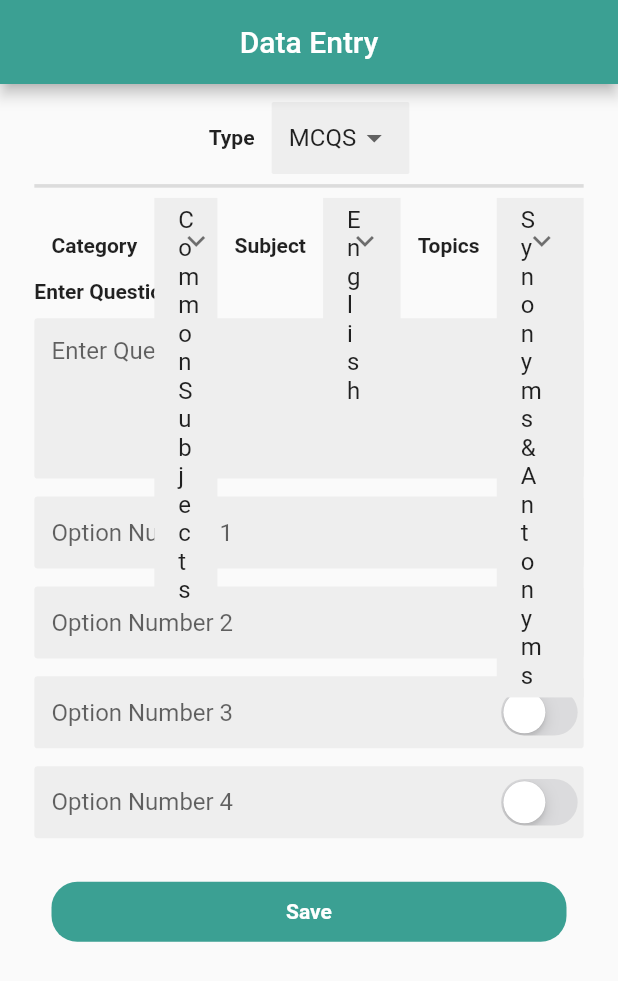
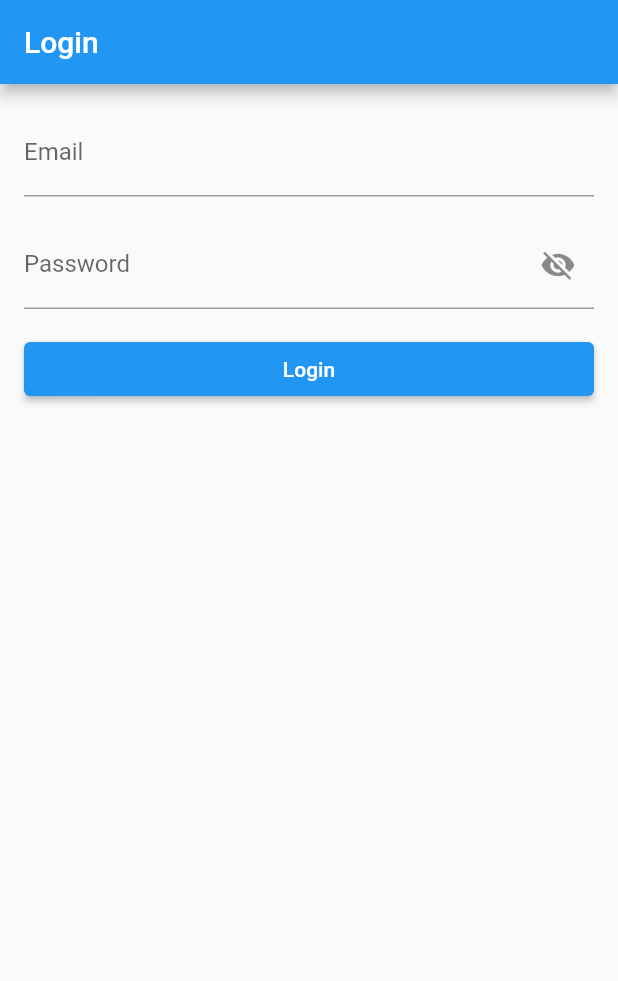
Before and after one commit to IrfanUllahKhanMohmand/mcqs_entry_panel, a Flutter app: the screen it shows after launch, on a phone screen of 412 x 824 dp. Shown: the top 981 px of the screen. Run offline on Flutter 3.47's test engine with Material 2 defaults, Android fonts, the light colour scheme and no system bars; our stand-ins replace cloud_firestore, dio, firebase_core, flutter_screenutil, hive, hive_flutter; accounts and stored records are empty.

Commit message:
login for authenctication added

```diff
--- /dev/null
+++ b/lib/common/utills/session_box.dart
@@ -0,0 +1,25 @@
+import 'package:hive/hive.dart';
+
+class SessionBox {
+  static const String _boxName = 'sessionBox';
+  static const String _tokenKey = 'sessionToken';
+
+  static Future<void> saveToken(String token) async {
+    final box = await Hive.openBox<String>(_boxName);
+    await box.put(_tokenKey, token);
+    await box.close();
+  }
+
+  static Future<String?> getToken() async {
+    final box = await Hive.openBox<String>(_boxName);
+    final token = box.get(_tokenKey);
+    await box.close();
+    return token;
+  }
+
+  static Future<void> deleteToken() async {
+    final box = await Hive.openBox<String>(_boxName);
+    await box.delete(_tokenKey);
+    await box.close();
+  }
+}
--- a/lib/main.dart
+++ b/lib/main.dart
@@ -1,8 +1,12 @@
+// ignore_for_file: use_build_context_synchronously
+
 import 'package:flutter/material.dart';
 import 'package:flutter_screenutil/flutter_screenutil.dart';
+import 'package:mcqs_entry/common/utills/session_box.dart';
 import 'package:mcqs_entry/global.dart';
 import 'package:mcqs_entry/pages/data_entry/data_entry_page.dart';
 import 'package:mcqs_entry/pages/data_entry/provider.dart';
+import 'package:mcqs_entry/pages/login/login_page.dart';
 import 'package:provider/provider.dart';
 
 void main() async {
@@ -20,8 +24,49 @@ class MyApp extends StatelessWidget {
     return ScreenUtilInit(
       builder: (BuildContext context, Widget? child) {
         return const MaterialApp(
-            debugShowCheckedModeBanner: false, home: DataEntryPage());
+            debugShowCheckedModeBanner: false, home: HomePage());
       },
     );
   }
 }
+
+class HomePage extends StatefulWidget {
+  const HomePage({super.key});
+
+  @override
+  State<HomePage> createState() => _HomePageState();
+}
+
+class _HomePageState extends State<HomePage> {
+  Future<bool> _checkSession() async {
+    final storedToken = await SessionBox.getToken();
+    return storedToken != null;
+  }
+
+  @override
+  Widget build(BuildContext context) {
+    return Scaffold(
+      body: FutureBuilder<bool>(
+        future: _checkSession(),
+        builder: (context, snapshot) {
+          if (snapshot.connectionState == ConnectionState.waiting) {
+            // Show a loading indicator while checking the session
+            return const Center(child: CircularProgressIndicator());
+          } else if (snapshot.hasError) {
+            // Handle any errors that occurred during session check
+            return Center(child: Text('Error occurred: ${snapshot.error}'));
+          } else {
+            final bool isLoggedIn = snapshot.data ?? false;
+            if (isLoggedIn) {
+              // User is logged in, show the next page
+              return const DataEntryPage();
+            } else {
+              // User is not logged in, show the login page
+              return const LoginPage();
+            }
+          }
+        },
+      ),
+    );
+  }
+}
--- a/lib/pages/data_entry/provider.dart
+++ b/lib/pages/data_entry/provider.dart
@@ -1,3 +1,5 @@
+// ignore_for_file: prefer_final_fields
+
 import 'package:cloud_firestore/cloud_firestore.dart';
 import 'package:dio/dio.dart';
 import 'package:flutter/material.dart';
--- /dev/null
+++ b/lib/pages/login/login_page.dart
@@ -0,0 +1,149 @@
+// ignore_for_file: library_private_types_in_public_api, use_build_context_synchronously
+
+import 'package:flutter/material.dart';
+import 'dart:convert';
+import 'package:http/http.dart' as http;
+
+import 'dart:math';
+
+import 'package:mcqs_entry/common/utills/session_box.dart';
+import 'package:mcqs_entry/pages/data_entry/data_entry_page.dart';
+
+class LoginPage extends StatefulWidget {
+  const LoginPage({super.key});
+
+  @override
+  _LoginPageState createState() => _LoginPageState();
+}
+
+class _LoginPageState extends State<LoginPage> {
+  final TextEditingController _emailController = TextEditingController();
+  final TextEditingController _passwordController = TextEditingController();
+  bool _isLoading = false;
+  bool isPasswordVisible = false;
+  String generateToken() {
+    const String validChars =
+        'abcdefghijklmnopqrstuvwxyzABCDEFGHIJKLMNOPQRSTUVWXYZ0123456789';
+    const int tokenLength = 32;
+
+    final Random random = Random();
+    final StringBuffer tokenBuffer = StringBuffer();
+
+    for (int i = 0; i < tokenLength; i++) {
+      final int randomIndex = random.nextInt(validChars.length);
+      tokenBuffer.write(validChars[randomIndex]);
+    }
+
+    return tokenBuffer.toString();
+  }
+
+  void _login() async {
+    setState(() {
+      _isLoading = true;
+    });
+    final email = _emailController.text;
+    final password = _passwordController.text;
+
+    final url = Uri.parse('https://apis.pkmcqsquiz.com/api/authenticate');
+    final response = await http.post(
+        headers: <String, String>{
+          'Content-Type': 'application/json; charset=UTF-8'
+        },
+        url,
+        body: jsonEncode(
+            <String, dynamic>{'email': email, 'password': password}));
+    setState(() {
+      _isLoading = false;
+    });
+    if (response.statusCode == 200) {
+      final data = jsonDecode(response.body);
+
+      if (data['exists']) {
+        final sessionToken = generateToken();
+
+        await SessionBox.saveToken(sessionToken);
+        // User exists, navigate to next page
+        Navigator.pushReplacement(context,
+            MaterialPageRoute(builder: (context) {
+          return const DataEntryPage();
+        }));
+      } else {
+        // Show error dialog
+        showDialog(
+          context: context,
+          builder: (context) => AlertDialog(
+            title: const Text('Error'),
+            content: const Text('Invalid email or password'),
+            actions: [
+              TextButton(
+                onPressed: () => Navigator.pop(context),
+                child: const Text('OK'),
+              ),
+            ],
+          ),
+        );
+      }
+    } else {
+      // Show error dialog
+      showDialog(
+        context: context,
+        builder: (context) => AlertDialog(
+          title: const Text('Error'),
+          content: const Text('An error occurred. Please try again.'),
+          actions: [
+            TextButton(
+              onPressed: () => Navigator.pop(context),
+              child: const Text('OK'),
+            ),
+          ],
+        ),
+      );
+    }
+  }
+
+  @override
+  Widget build(BuildContext context) {
+    return Scaffold(
+      appBar: AppBar(
+        title: const Text('Login'),
+      ),
+      body: Padding(
+        padding: const EdgeInsets.all(16.0),
+        child: Column(
+          crossAxisAlignment: CrossAxisAlignment.stretch,
+          children: [
+            TextField(
+              controller: _emailController,
+              decoration: const InputDecoration(labelText: 'Email'),
+            ),
+            const SizedBox(height: 16.0),
+            TextField(
+              controller: _passwordController,
+              decoration: InputDecoration(
+                labelText: 'Password',
+                suffixIcon: IconButton(
+                  icon: Icon(
+                    isPasswordVisible ? Icons.visibility : Icons.visibility_off,
+                  ),
+                  onPressed: () {
+                    setState(() {
+                      isPasswordVisible = !isPasswordVisible;
+                    });
+                  },
+                ),
+              ),
+              obscureText: !isPasswordVisible,
+            ),
+            const SizedBox(height: 16.0),
+            ElevatedButton(
+              onPressed: _isLoading ? null : _login,
+              child: _isLoading
+                  ? const CircularProgressIndicator()
+                  : const Text('Login'),
+            ),
+          ],
+        ),
+      ),
+    );
+  }
+}
```
Also changed, not shown: lib/common/network/network_checker.dart (+7 -4 lines), lib/pages/data_entry/data_entry_page.dart (+17 -0 lines).
